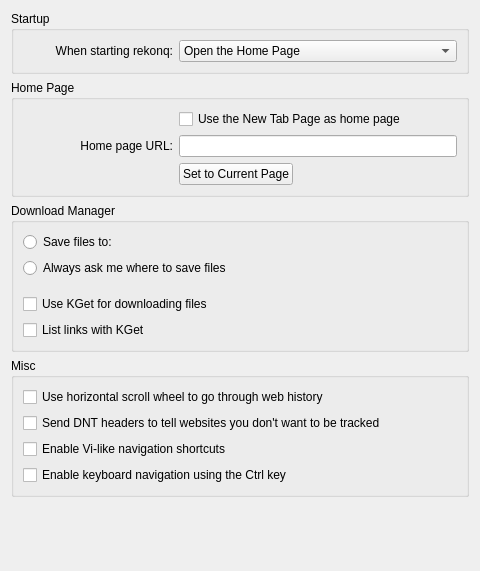
This is src/settings/settings_general.ui in KDE/rekonq as Qt 5 draws it before an edit. The edited form follows.
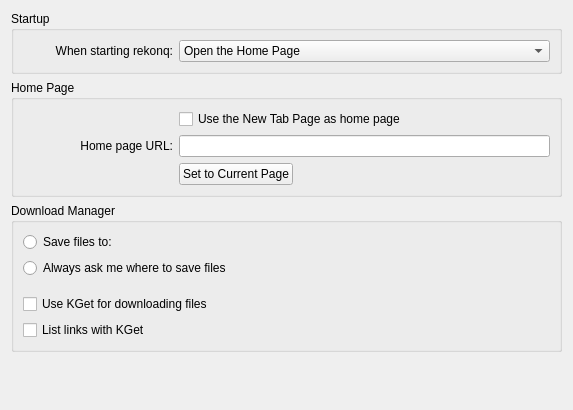
This is the edited form. Custom widgets are drawn as their Qt base class.

Commit message:
Privacy tab settings
Clean up (again) rekonq settings, adding "advanced" and "privacy"
sections and removing the "network" one, merged here and there with
the other ones

Diff of the .ui file:
```diff
--- a/src/settings/settings_general.ui
+++ b/src/settings/settings_general.ui
@@ -6,8 +6,8 @@
    <rect>
     <x>0</x>
     <y>0</y>
-    <width>480</width>
-    <height>571</height>
+    <width>573</width>
+    <height>410</height>
    </rect>
   </property>
   <property name="windowTitle">
@@ -230,43 +230,6 @@
      </layout>
     </widget>
    </item>
-   <item>
-    <widget class="QGroupBox" name="groupBox_5">
-     <property name="title">
-      <string>Misc</string>
-     </property>
-     <layout class="QVBoxLayout" name="verticalLayout_3">
-      <item>
-       <widget class="QCheckBox" name="kcfg_hScrollWheelHistory">
-        <property name="text">
-         <string>Use horizontal scroll wheel to go through web history</string>
-        </property>
-       </widget>
-      </item>
-      <item>
-       <widget class="QCheckBox" name="doNotTrackCheckBox">
-        <property name="text">
-         <string>Send DNT headers to tell websites you don't want to be tracked</string>
-        </property>
-       </widget>
-      </item>
-      <item>
-       <widget class="QCheckBox" name="kcfg_enableViShortcuts">
-        <property name="text">
-         <string>Enable Vi-like navigation shortcuts</string>
-        </property>
-       </widget>
-      </item>
-      <item>
-       <widget class="QCheckBox" name="kcfg_accessKeysEnabled">
-        <property name="text">
-         <string>Enable keyboard navigation using the Ctrl key</string>
-        </property>
-       </widget>
-      </item>
-     </layout>
-    </widget>
-   </item>
    <item>
     <spacer name="verticalSpacer">
      <property name="orientation">
```
The commit also changes 13 other files.
